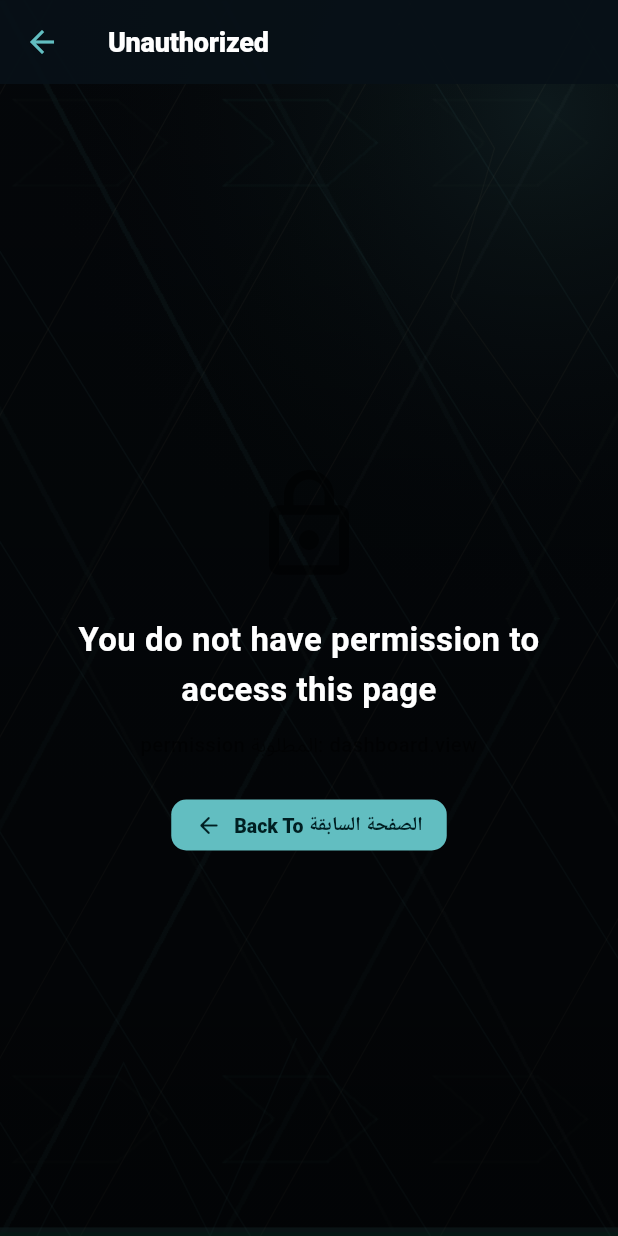
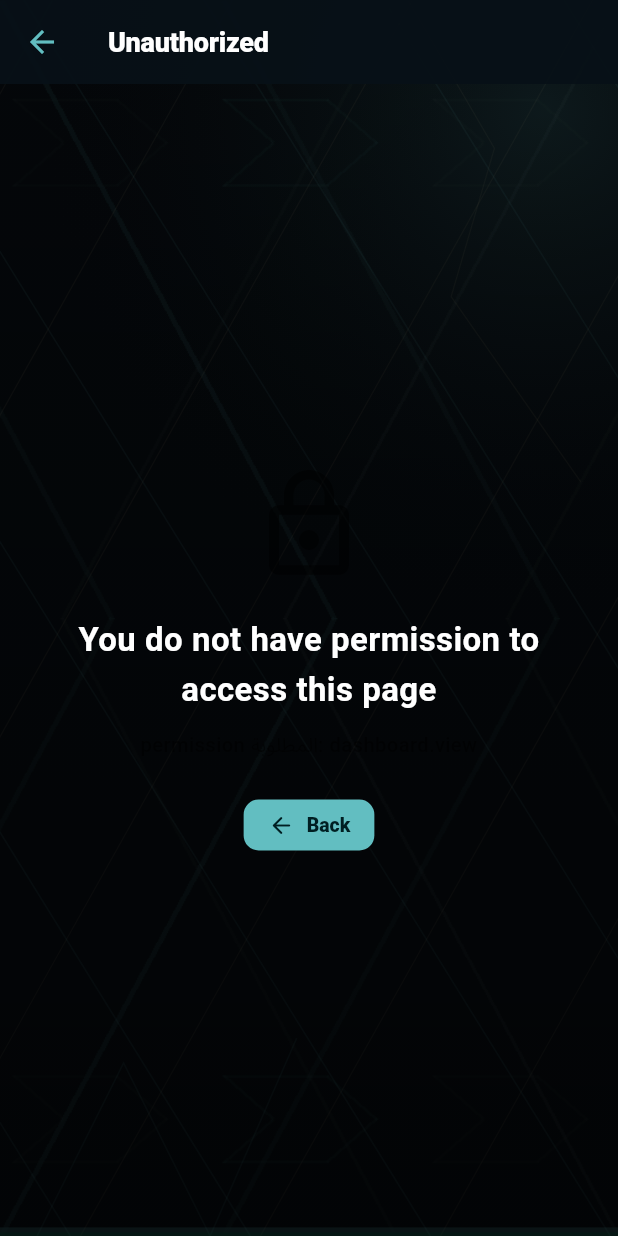
Before and after one commit to alibaghdad199416-ops/kaj-erp, a Flutter app: the PermissionGuard screen opened by its route, on a phone screen of 412 x 824 dp. Run offline on Flutter 3.47's test engine with Material 3 defaults, Android fonts, the phone set to English and light mode, and no system bars; our stand-ins replace file_picker, pdf, printing, shared_preferences, supabase_flutter; missing offline and left inert: dart:html, excel, file_saver; accounts and stored records are empty; network calls fail; Roboto replaces fonts that are missing (Cairo); project files that could hold a hidden picture were left out.

Commit message:
fix: use Flutter localized back label in permission guard

```diff
--- a/lib/features/settings/access/widgets/permission_guard.dart
+++ b/lib/features/settings/access/widgets/permission_guard.dart
@@ -88,7 +88,9 @@ class _PermissionGuardState extends State<PermissionGuard> {
                     style: const TextStyle(color: Colors.black54),
                   ),
                   const SizedBox(height: 24),
-                  FilledButton.icon(
+                  Tooltip(
+                    message: MaterialLocalizations.of(context).backButtonTooltip,
+                    child: FilledButton.icon(
                       onPressed: () async {
                         // Never push the protected dashboard blindly: a valid
                         // authenticated role may legitimately lack dashboard.view.
@@ -103,10 +105,13 @@ class _PermissionGuardState extends State<PermissionGuard> {
                         );
                       },
                       icon: const Icon(Icons.arrow_back_rounded),
-                    label: const AppText('العودة إلى الصفحة السابقة'),
+                      label: Text(
+                        MaterialLocalizations.of(context).backButtonTooltip,
+                      ),
                       style: FilledButton.styleFrom(
                         backgroundColor: Theme.of(context).colorScheme.primary,
                         foregroundColor: Theme.of(context).colorScheme.onPrimary,
+                      ),
                     ),
                   ),
                 ],
```
Lines whose indentation alone changed are shown as unchanged.
